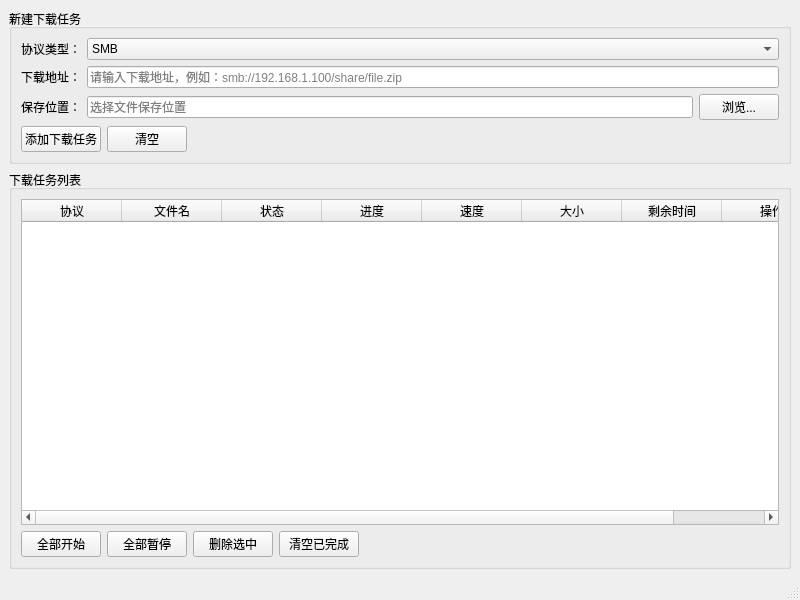
The window that src/mainwindow.ui (SwartzMss/DownloadAssistant) describes before a commit, drawn with Qt 5.
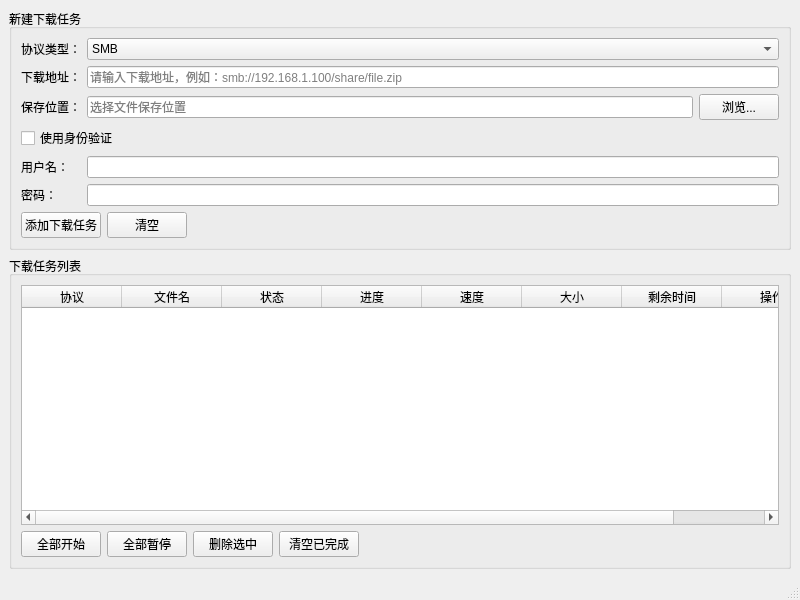
The same window after the commit.

```diff
--- a/src/mainwindow.ui
+++ b/src/mainwindow.ui
@@ -82,6 +82,37 @@
         </layout>
        </item>
        <item row="3" column="0" colspan="2">
+        <widget class="QCheckBox" name="authCheckBox">
+         <property name="text">
+          <string>使用身份验证</string>
+         </property>
+        </widget>
+       </item>
+       <item row="4" column="0">
+        <widget class="QLabel" name="label_username">
+         <property name="text">
+          <string>用户名：</string>
+         </property>
+        </widget>
+       </item>
+       <item row="4" column="1">
+        <widget class="QLineEdit" name="usernameEdit"/>
+       </item>
+       <item row="5" column="0">
+        <widget class="QLabel" name="label_password">
+         <property name="text">
+          <string>密码：</string>
+         </property>
+        </widget>
+       </item>
+       <item row="5" column="1">
+        <widget class="QLineEdit" name="passwordEdit">
+         <property name="echoMode">
+          <enum>QLineEdit::Password</enum>
+         </property>
+        </widget>
+       </item>
+       <item row="6" column="0" colspan="2">
         <layout class="QHBoxLayout" name="horizontalLayout_2">
          <item>
           <widget class="QPushButton" name="addTaskButton">
```
